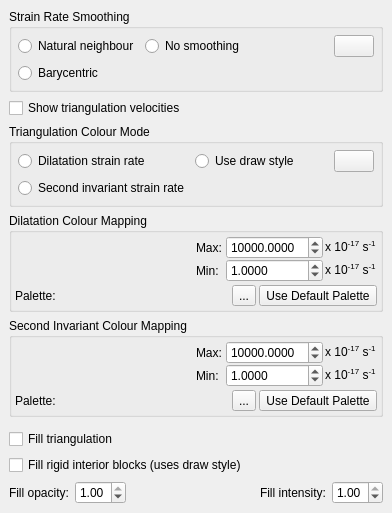
The window that src/qt-widgets/TopologyNetworkResolverLayerOptionsWidgetUi.ui (GPlates/GPlates) describes before a commit, drawn with Qt 5.
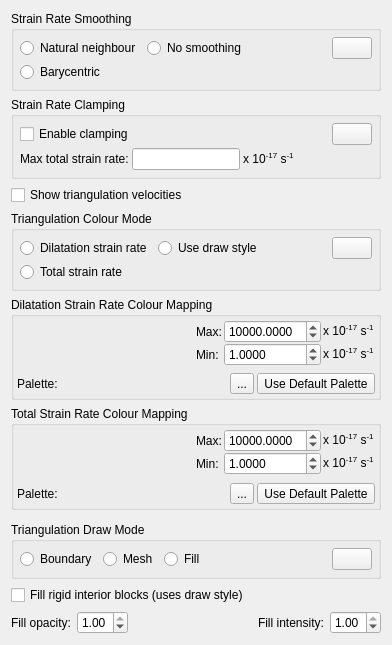
The same window after the commit. Icons and pictures are not drawn.

```diff
--- a/src/qt-widgets/TopologyNetworkResolverLayerOptionsWidgetUi.ui
+++ b/src/qt-widgets/TopologyNetworkResolverLayerOptionsWidgetUi.ui
@@ -7,25 +7,25 @@
     <x>0</x>
     <y>0</y>
     <width>392</width>
-    <height>480</height>
+    <height>645</height>
    </rect>
   </property>
   <property name="windowTitle">
    <string>Layers</string>
   </property>
-  <layout class="QVBoxLayout" name="verticalLayout_5">
-   <property name="spacing">
-    <number>6</number>
-   </property>
-   <property name="margin">
-    <number>9</number>
-   </property>
+  <layout class="QVBoxLayout" name="verticalLayout_6">
    <item>
     <widget class="QGroupBox" name="strain_rate_smoothing_group_box">
      <property name="title">
       <string>Strain Rate Smoothing</string>
      </property>
      <layout class="QGridLayout" name="gridLayout_2">
+      <property name="horizontalSpacing">
+       <number>6</number>
+      </property>
+      <property name="verticalSpacing">
+       <number>3</number>
+      </property>
       <property name="margin">
        <number>6</number>
       </property>
@@ -77,6 +77,101 @@
      </layout>
     </widget>
    </item>
+   <item>
+    <widget class="QGroupBox" name="strain_rate_clamping_group_box">
+     <property name="title">
+      <string>Strain Rate Clamping</string>
+     </property>
+     <layout class="QVBoxLayout" name="verticalLayout_5">
+      <property name="spacing">
+       <number>3</number>
+      </property>
+      <property name="margin">
+       <number>6</number>
+      </property>
+      <item>
+       <layout class="QHBoxLayout" name="horizontalLayout_11">
+        <property name="spacing">
+         <number>3</number>
+        </property>
+        <item>
+         <widget class="QCheckBox" name="enable_clamping_checkbox">
+          <property name="text">
+           <string>Enable clamping</string>
+          </property>
+         </widget>
+        </item>
+        <item>
+         <spacer name="horizontalSpacer_5">
+          <property name="orientation">
+           <enum>Qt::Horizontal</enum>
+          </property>
+          <property name="sizeHint" stdset="0">
+           <size>
+            <width>40</width>
+            <height>20</height>
+           </size>
+          </property>
+         </spacer>
+        </item>
+        <item>
+         <widget class="QPushButton" name="push_button_help_strain_rate_clamping">
+          <property name="text">
+           <string/>
+          </property>
+          <property name="icon">
+           <iconset resource="../qt-resources/qt_widgets.qrc">
+            <normaloff>:/human_help_browser_16.png</normaloff>:/human_help_browser_16.png</iconset>
+          </property>
+         </widget>
+        </item>
+       </layout>
+      </item>
+      <item>
+       <widget class="QWidget" name="clamp_strain_rate_parameters_widget" native="true">
+        <layout class="QHBoxLayout" name="horizontalLayout_10">
+         <property name="spacing">
+          <number>3</number>
+         </property>
+         <property name="margin">
+          <number>0</number>
+         </property>
+         <item>
+          <widget class="QLabel" name="label_12">
+           <property name="text">
+            <string>Max total strain rate:</string>
+           </property>
+          </widget>
+         </item>
+         <item>
+          <widget class="QLineEdit" name="clamp_strain_rate_line_edit"/>
+         </item>
+         <item>
+          <widget class="QLabel" name="label_11">
+           <property name="text">
+            <string>&lt;html&gt;&lt;head/&gt;&lt;body&gt;&lt;p&gt;x 10&lt;span style=&quot; vertical-align:super;&quot;&gt;-17&lt;/span&gt; s&lt;span style=&quot; vertical-align:super;&quot;&gt;-1&lt;/span&gt;&lt;/p&gt;&lt;/body&gt;&lt;/html&gt;</string>
+           </property>
+          </widget>
+         </item>
+         <item>
+          <spacer name="horizontalSpacer_6">
+           <property name="orientation">
+            <enum>Qt::Horizontal</enum>
+           </property>
+           <property name="sizeHint" stdset="0">
+            <size>
+             <width>40</width>
+             <height>20</height>
+            </size>
+           </property>
+          </spacer>
+         </item>
+        </layout>
+       </widget>
+      </item>
+     </layout>
+    </widget>
+   </item>
    <item>
     <widget class="QCheckBox" name="segment_velocity_checkbox">
      <property name="text">
@@ -90,6 +185,9 @@
       <string>Triangulation Colour Mode</string>
      </property>
      <layout class="QGridLayout" name="gridLayout">
+      <property name="verticalSpacing">
+       <number>3</number>
+      </property>
       <property name="margin">
        <number>6</number>
       </property>
@@ -103,7 +201,7 @@
       <item row="1" column="1">
        <widget class="QRadioButton" name="second_invariant_radio_button">
         <property name="text">
-         <string>Second invariant strain rate</string>
+         <string>Total strain rate</string>
         </property>
        </widget>
       </item>
@@ -144,7 +242,7 @@
    <item>
     <widget class="QGroupBox" name="dilatation_group_box">
      <property name="title">
-      <string>Dilatation Colour Mapping</string>
+      <string>Dilatation Strain Rate Colour Mapping</string>
      </property>
      <layout class="QVBoxLayout" name="verticalLayout_2">
       <property name="spacing">
@@ -330,7 +428,7 @@
    <item>
     <widget class="QGroupBox" name="second_invariant_group_box">
      <property name="title">
-      <string>Second Invariant Colour Mapping</string>
+      <string>Total Strain Rate Colour Mapping</string>
      </property>
      <layout class="QVBoxLayout" name="verticalLayout_3">
       <property name="spacing">
@@ -517,10 +615,60 @@
     <widget class="QWidget" name="draw_style_placeholder_widget" native="true"/>
    </item>
    <item>
-    <widget class="QCheckBox" name="fill_triangulation_checkbox">
-     <property name="text">
-      <string>Fill triangulation</string>
+    <widget class="QGroupBox" name="draw_mode_group_box">
+     <property name="title">
+      <string>Triangulation Draw Mode</string>
      </property>
+     <layout class="QHBoxLayout" name="horizontalLayout_9">
+      <property name="margin">
+       <number>6</number>
+      </property>
+      <item>
+       <widget class="QRadioButton" name="boundary_draw_mode_radio_button">
+        <property name="text">
+         <string>Boundary</string>
+        </property>
+       </widget>
+      </item>
+      <item>
+       <widget class="QRadioButton" name="mesh_draw_mode_radio_button">
+        <property name="text">
+         <string>Mesh</string>
+        </property>
+       </widget>
+      </item>
+      <item>
+       <widget class="QRadioButton" name="fill_draw_mode_radio_button">
+        <property name="text">
+         <string>Fill</string>
+        </property>
+       </widget>
+      </item>
+      <item>
+       <spacer name="horizontalSpacer_4">
+        <property name="orientation">
+         <enum>Qt::Horizontal</enum>
+        </property>
+        <property name="sizeHint" stdset="0">
+         <size>
+          <width>40</width>
+          <height>20</height>
+         </size>
+        </property>
+       </spacer>
+      </item>
+      <item>
+       <widget class="QPushButton" name="push_button_help_triangulation_draw_mode">
+        <property name="text">
+         <string/>
+        </property>
+        <property name="icon">
+         <iconset resource="../qt-resources/qt_widgets.qrc">
+          <normaloff>:/human_help_browser_16.png</normaloff>:/human_help_browser_16.png</iconset>
+        </property>
+       </widget>
+      </item>
+     </layout>
     </widget>
    </item>
    <item>
```
